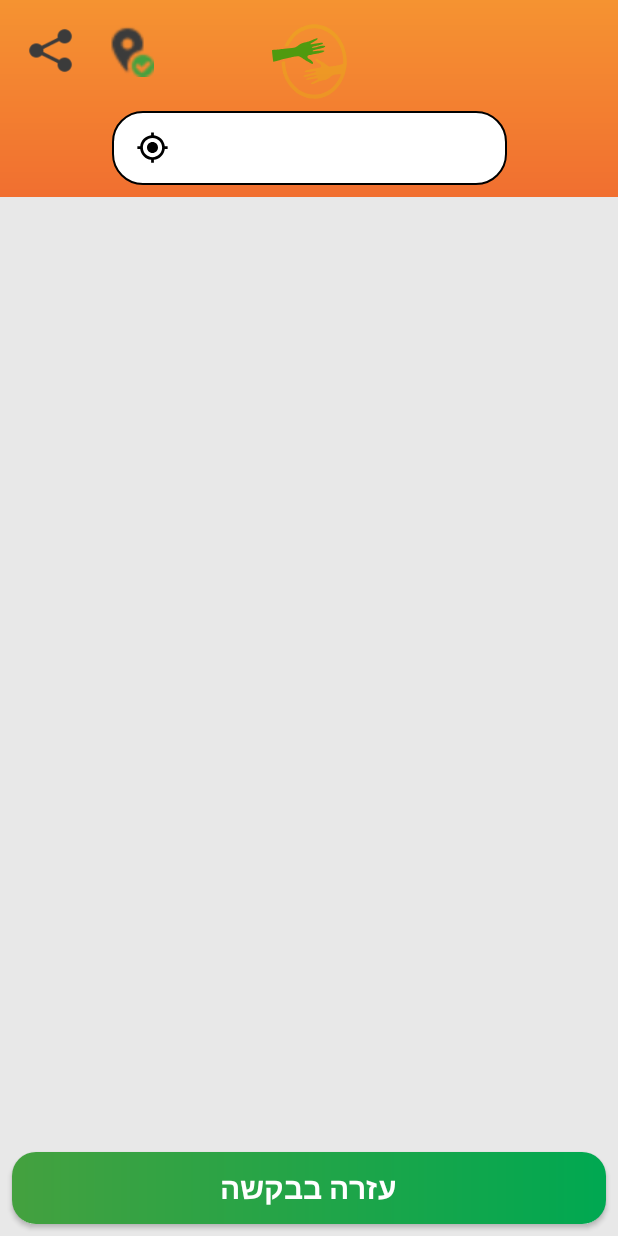
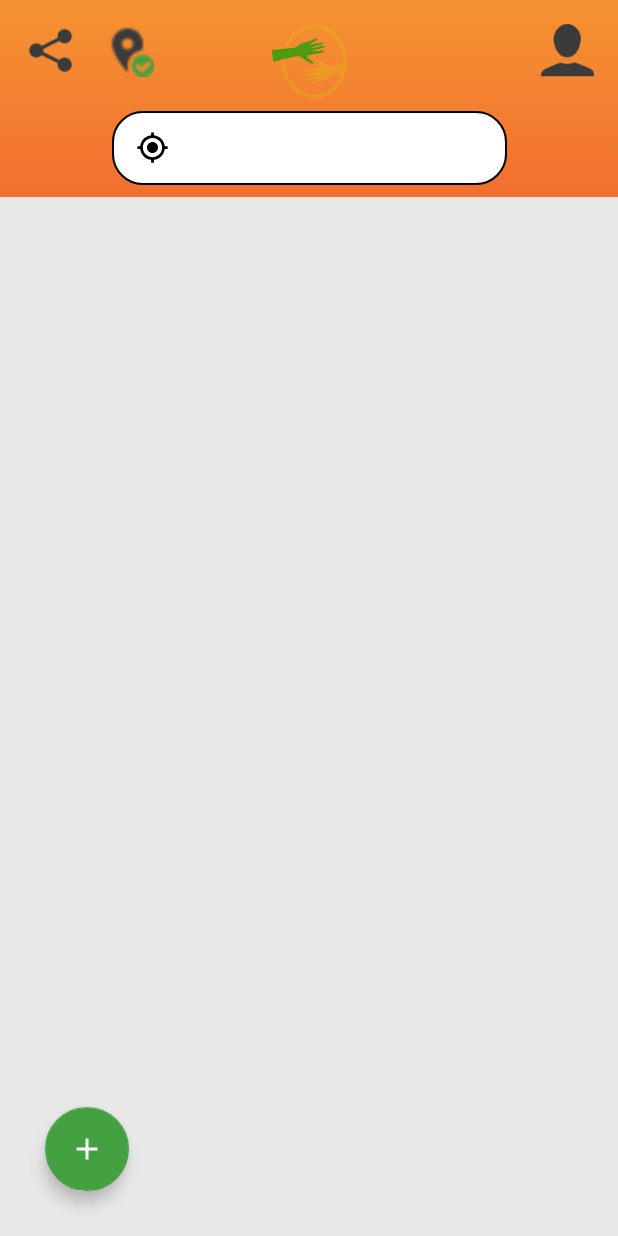
Before and after one commit to hofitMizrahi/BDude, an Android app: the screen it shows after launch (HelpRequestsListActivity), on a phone screen of 412 x 824 dp. Run offline under Robolectric (Android 15) with nearby library versions, the phone set to English and light mode, and no system bars; our stand-ins replace ButterKnife, Dagger/Hilt's generated code, EventBus, Firebase (no records; nobody signed in at launch, a user with empty details on screens opened directly); libraries missing offline, so code that uses them is left out: com.algolia.search, com.firebase.ui, com.sucho.placepicker; 4 statements that could not run were skipped.

Commit message:
change ui

```diff
--- a/app/build.gradle
+++ b/app/build.gradle
@@ -69,4 +69,5 @@ dependencies {
 
     //algolia
     implementation 'com.algolia:algoliasearch-android:3.+'
+    implementation 'com.android.support:design:28.0.0'
 }
--- a/app/src/main/java/com/edudb/bdude/ui/base/BaseActivity.java
+++ b/app/src/main/java/com/edudb/bdude/ui/base/BaseActivity.java
@@ -137,7 +137,7 @@ public abstract class BaseActivity extends AppCompatActivity implements BaseView
             mBaseActionBar.removeSearchLine();
         }
 
-        if(!(this instanceof MyRequestsActivity)){
+        if(this instanceof MyRequestsActivity){
             mBaseActionBar.removeLoginIcon();
         }
 
--- /dev/null
+++ b/app/src/main/res/drawable/ic_add_black_24dp.xml
@@ -0,0 +1,9 @@
+<vector xmlns:android="http://schemas.android.com/apk/res/android"
+        android:width="50dp"
+        android:height="50dp"
+        android:viewportWidth="24.0"
+        android:viewportHeight="24.0">
+    <path
+        android:fillColor="#ffff"
+        android:pathData="M19,13h-6v6h-2v-6H5v-2h6V5h2v6h6v2z"/>
+</vector>
--- a/app/src/main/res/layout/activity_main_requests_list.xml
+++ b/app/src/main/res/layout/activity_main_requests_list.xml
@@ -6,18 +6,6 @@
     android:layout_height="match_parent"
     android:background="@color/color_main_background"
     tools:context=".ui.flow.lobby.requests_list_screen.view.HelpRequestsListActivity">
-
-    <Button
-        android:id="@+id/helpContinueBtn"
-        android:layout_width="match_parent"
-        android:layout_height="wrap_content"
-        android:layout_margin="8dp"
-        android:background="@drawable/rounded_green_btn_continue"
-        android:text="@string/help_please_btn"
-        android:textColor="#ffff"
-        android:textSize="20sp"
-        android:textStyle="bold"
-        app:layout_constraintBottom_toBottomOf="parent" />
 
     <TextView
         android:id="@+id/empty_view"
@@ -28,7 +16,7 @@
         android:text="@string/no_request_data"
         android:textSize="24sp"
         android:visibility="gone"
-        app:layout_constraintBottom_toTopOf="@id/helpContinueBtn"
+        app:layout_constraintBottom_toBottomOf="parent"
         app:layout_constraintEnd_toEndOf="parent"
         app:layout_constraintStart_toStartOf="parent"
         app:layout_constraintTop_toTopOf="parent" />
@@ -39,7 +27,21 @@
         android:layout_width="match_parent"
         android:layout_height="0dp"
         android:paddingTop="16dp"
-        app:layout_constraintBottom_toTopOf="@+id/helpContinueBtn"
+        app:layout_constraintBottom_toBottomOf="parent"
         app:layout_constraintTop_toTopOf="parent" />
 
+    <com.google.android.material.floatingactionbutton.FloatingActionButton
+        android:id="@+id/helpContinueBtn"
+        android:layout_width="wrap_content"
+        android:layout_height="wrap_content"
+        android:layout_gravity="bottom|right"
+        android:layout_marginBottom="30dp"
+        app:backgroundTint="@color/green_light"
+        android:layout_marginStart="30dp"
+        android:src="@drawable/ic_add_black_24dp"
+        android:textSize="20sp"
+        app:layout_anchorGravity="bottom|right|end"
+        app:layout_constraintBottom_toBottomOf="parent"
+        app:layout_constraintStart_toStartOf="parent" />
+
 </androidx.constraintlayout.widget.ConstraintLayout>
```
